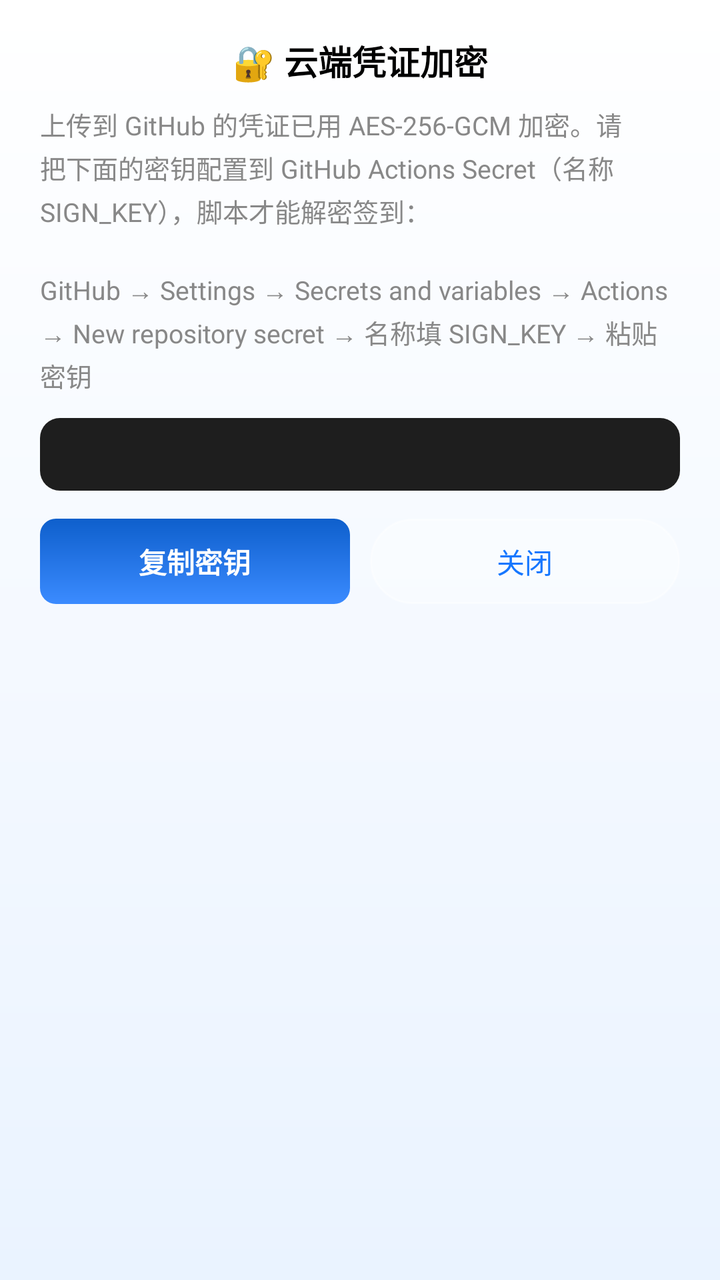
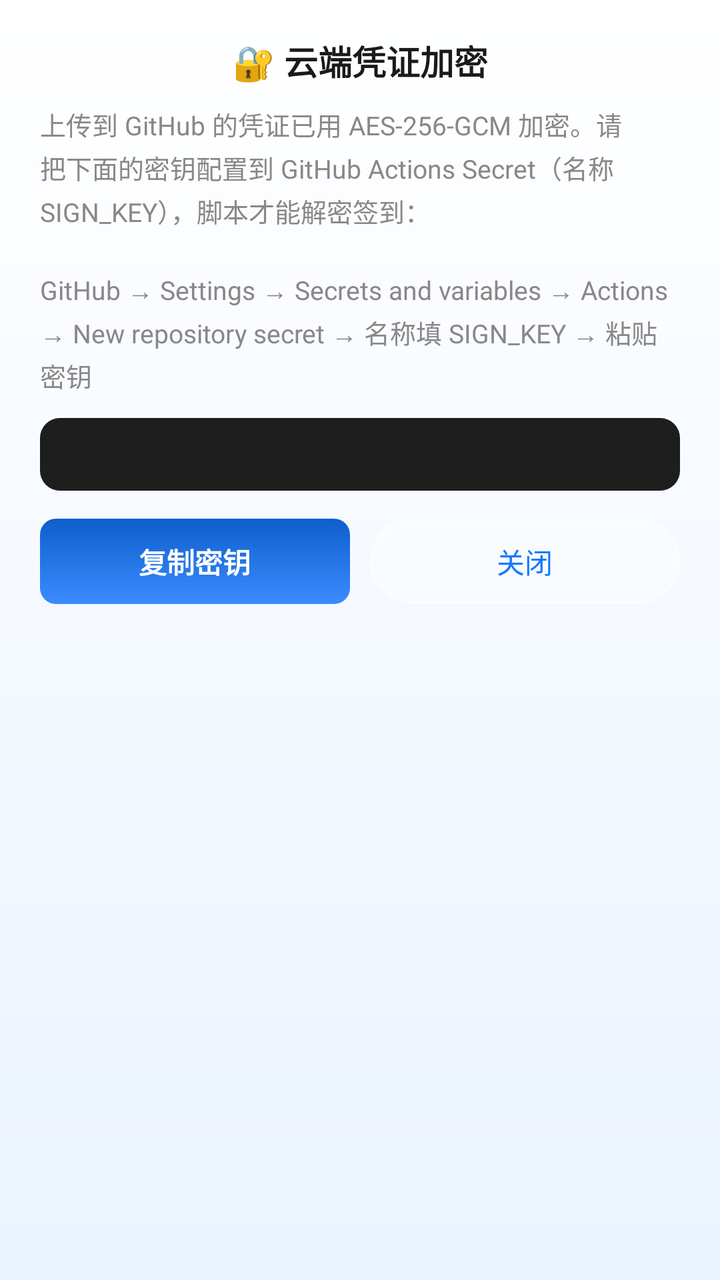

The first picture is an Android layout as it rendered before a commit; the second is the same layout after the commit. The layout source and the unified diff follow.
<!-- AndroidManifest.xml: application theme Theme.SignApp -->
<!-- res/layout/dialog_crypto.xml -->
<?xml version="1.0" encoding="utf-8"?>
<LinearLayout xmlns:android="http://schemas.android.com/apk/res/android"
    android:layout_width="match_parent"
    android:layout_height="wrap_content"
    android:orientation="vertical"
    android:background="@drawable/bg_dialog_light"
    android:paddingTop="18dp"
    android:paddingLeft="20dp"
    android:paddingRight="20dp"
    android:paddingBottom="16dp">

    <TextView
        android:layout_width="match_parent"
        android:layout_height="wrap_content"
        android:gravity="center"
        android:text="🔐 云端凭证加密"
        android:textColor="@color/black"
        android:textSize="17sp"
        android:textStyle="bold" />

    <TextView
        android:layout_width="match_parent"
        android:layout_height="wrap_content"
        android:layout_marginTop="10dp"
        android:text="上传到 GitHub 的凭证已用 AES-256-GCM 加密。请把下面的密钥配置到 GitHub Actions Secret（名称 SIGN_KEY），脚本才能解密签到：\n\nGitHub → Settings → Secrets and variables → Actions → New repository secret → 名称填 SIGN_KEY → 粘贴密钥"
        android:textColor="@color/gray"
        android:textSize="13sp"
        android:lineSpacingExtra="3dp" />

    <TextView
        android:id="@+id/tvCryptoKey"
        android:layout_width="match_parent"
        android:layout_height="wrap_content"
        android:layout_marginTop="12dp"
        android:background="@drawable/bg_terminal_window"
        android:padding="10dp"
        android:text=""
        android:textColor="@color/terminal_green"
        android:textSize="12sp"
        android:fontFamily="monospace"
        android:lineSpacingExtra="2dp" />

    <LinearLayout
        android:layout_width="match_parent"
        android:layout_height="wrap_content"
        android:layout_marginTop="14dp"
        android:orientation="horizontal">

        <TextView
            android:id="@+id/btnCopyKey"
            android:layout_width="0dp"
            android:layout_height="wrap_content"
            android:layout_weight="1"
            android:background="@drawable/bg_btn_gradient"
            android:gravity="center"
            android:padding="11dp"
            android:text="复制密钥"
            android:textColor="@color/white"
            android:textSize="14sp"
            android:textStyle="bold" />

        <TextView
            android:id="@+id/btnCryptoClose"
            android:layout_width="0dp"
            android:layout_height="wrap_content"
            android:layout_weight="1"
            android:layout_marginStart="10dp"
            android:background="@drawable/bg_badge"
            android:gravity="center"
            android:padding="11dp"
            android:text="关闭"
            android:textColor="@color/primary"
            android:textSize="14sp" />
    </LinearLayout>
</LinearLayout>
<!-- resources referenced by this layout -->
<resources>
  <color name="black">#000000</color>
  <color name="gray">#888888</color>
  <color name="primary">#1677FF</color>
  <color name="terminal_green">#4EC9B0</color>
  <color name="white">#FFFFFF</color>
  <!-- drawable bg_badge (drawable) -->
  <?xml version="1.0" encoding="utf-8"?>
  <shape xmlns:android="http://schemas.android.com/apk/res/android">
      <solid android:color="#40FFFFFF" />
      <corners android:radius="999dp" />
      <stroke android:width="1dp" android:color="#66FFFFFF" />
  </shape>
  <!-- drawable bg_btn_gradient (drawable) -->
  <?xml version="1.0" encoding="utf-8"?>
  <shape xmlns:android="http://schemas.android.com/apk/res/android"
      android:shape="rectangle">
      <gradient
          android:angle="90"
          android:startColor="#3B8BFF"
          android:endColor="#0E5FCC" />
      <corners android:radius="8dp" />
  </shape>
  <!-- drawable bg_dialog_light (drawable) -->
  <?xml version="1.0" encoding="utf-8"?>
  <shape xmlns:android="http://schemas.android.com/apk/res/android"
      android:shape="rectangle">
      <gradient
          android:angle="270"
          android:startColor="#FFFFFF"
          android:endColor="#EAF3FF" />
  </shape>
  <!-- drawable bg_terminal_window (drawable) -->
  <?xml version="1.0" encoding="utf-8"?>
  <shape xmlns:android="http://schemas.android.com/apk/res/android"
      android:shape="rectangle">
      <solid android:color="#1E1E1E" />
      <corners android:radius="10dp" />
  </shape>
  <style name="Theme.SignApp" parent="Theme.MaterialComponents.DayNight.NoActionBar">
          <item name="colorPrimary">@color/primary</item>
          <item name="colorPrimaryVariant">@color/primary_dark</item>
          <item name="colorOnPrimary">@color/white</item>
          <item name="android:statusBarColor">@color/gradient_start</item>
          <item name="android:windowBackground">@color/white</item>
      </style>
  <color name="primary_dark">#0E5FCC</color>
  <color name="gradient_start">#3B8BFF</color>
</resources>

<!-- the commit's change to res/layout/dialog_crypto.xml (unified diff, before → after) -->
@@ -14,7 +14,7 @@
         android:layout_height="wrap_content"
         android:gravity="center"
         android:text="🔐 云端凭证加密"
-        android:textColor="@color/black"
+        android:textColor="@color/text_primary"
         android:textSize="17sp"
         android:textStyle="bold" />
 
<!-- resource entries referenced after the edit -->
@@ -1,9 +1,9 @@
 <!-- resources referenced by this layout -->
 <resources>
-  <color name="black">#000000</color>
   <color name="gray">#888888</color>
   <color name="primary">#1677FF</color>
   <color name="terminal_green">#4EC9B0</color>
+  <color name="text_primary">#1A1A1A</color>
   <color name="white">#FFFFFF</color>
   <!-- drawable bg_badge (drawable) -->
   <?xml version="1.0" encoding="utf-8"?>
@@ -28,8 +28,8 @@
       android:shape="rectangle">
       <gradient
           android:angle="270"
-          android:startColor="#FFFFFF"
-          android:endColor="#EAF3FF" />
+          android:startColor="@color/surface_start"
+          android:endColor="@color/surface_end" />
   </shape>
   <!-- drawable bg_terminal_window (drawable) -->
   <?xml version="1.0" encoding="utf-8"?>
@@ -45,6 +45,8 @@
           <item name="android:statusBarColor">@color/gradient_start</item>
           <item name="android:windowBackground">@color/white</item>
       </style>
+  <color name="surface_start">#FFFFFF</color>
+  <color name="surface_end">#EAF3FF</color>
   <color name="primary_dark">#0E5FCC</color>
   <color name="gradient_start">#3B8BFF</color>
 </resources>
